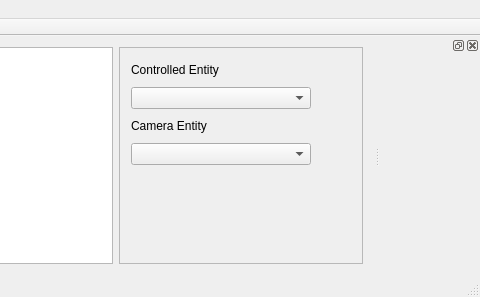
Before: the Qt Designer form editor/forms/mainwindow.ui in gameraccoon/hide-and-seek, drawn with Qt 5; both pictures show x 218 to 698 and y 0 to 297 of the 698 by 297 pixel window.
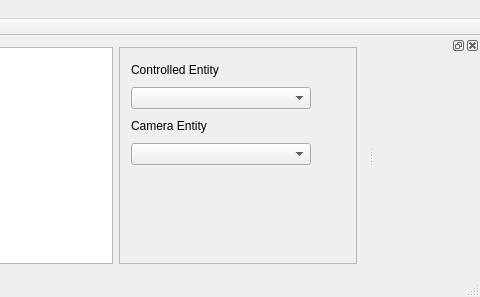
After: the same form once the commit is applied.

Diff of the .ui file:
```diff
--- a/editor/forms/mainwindow.ui
+++ b/editor/forms/mainwindow.ui
@@ -172,7 +172,7 @@
   <widget class="QDockWidget" name="dockWidget_2">
    <property name="minimumSize">
     <size>
-     <width>100</width>
+     <width>106</width>
      <height>54</height>
     </size>
    </property>
```
